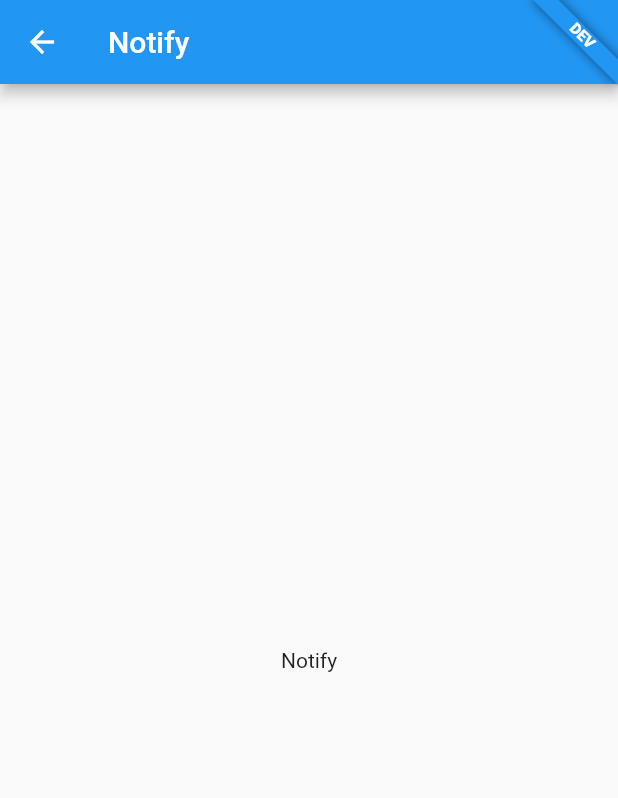
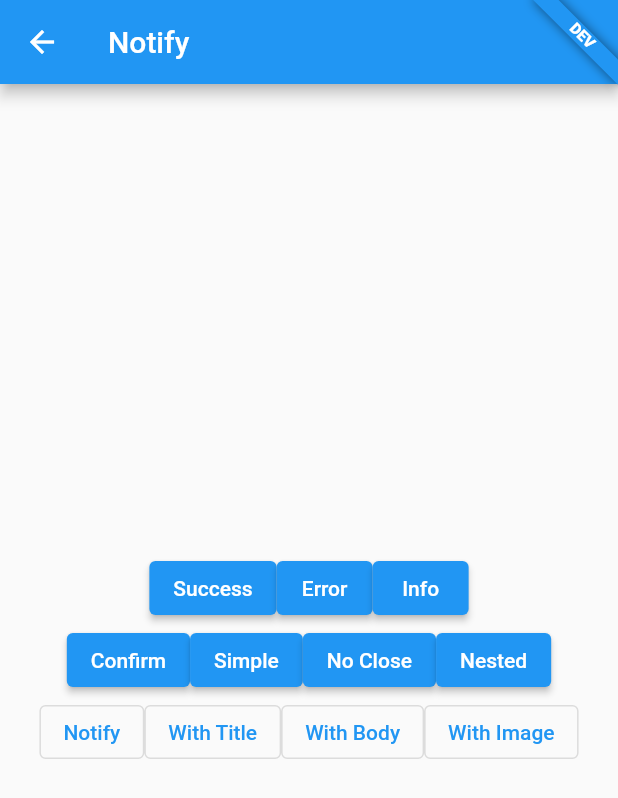
Before and after one commit to banglafighter/flutter_rapid, a Flutter app: the NotifyView screen opened by its route, on a phone screen of 412 x 824 dp. Shown: the top 798 px of the screen. Run offline on Flutter 3.47's test engine with Material 2 defaults, Android fonts, the phone set to English and light mode, and no system bars; our stand-ins replace convex_bottom_bar, flutter_local_notifications, get, get_storage, logger; accounts and stored records are empty.

Commit message:
Added push notification exammple

```diff
--- a/fr_example/lib/config/app_system_config.dart
+++ b/fr_example/lib/config/app_system_config.dart
@@ -1,7 +1,6 @@
 import 'package:flutter_rapid/flutter_rapid.dart';
 import '../example_app_registry.dart';
 import '../page/bottom_nav/bottom_nav_view.dart';
-import '../page/home/home_view.dart';
 import 'app_config.dart';
 
 class AppSystemConfig extends RapidSystemConfig {
@@ -31,4 +30,8 @@ class AppSystemConfig extends RapidSystemConfig {
   initConfig(var env) {
     return Get.put<AppBaseConfig>(env);
   }
+
+  Future<void> onAppStartup() async {
+    await RapidPushNotifyManager.inst.init(androidIcon: "ic_launcher");
+  }
 }
--- a/fr_example/lib/page/notify/notify_view.dart
+++ b/fr_example/lib/page/notify/notify_view.dart
@@ -17,7 +17,107 @@ class NotifyView extends RapidView<NotifyLogic> {
         child: Column(
           mainAxisAlignment: MainAxisAlignment.center,
           children: [
-            Text("Notify"),
+            Row(
+              mainAxisAlignment: MainAxisAlignment.center,
+              children: [
+                FrElevatedButton(
+                  onPressed: () {
+                    RapidNotify.success("Operation Successful");
+                  },
+                  name: "Success".tr,
+                ),
+                FrElevatedButton(
+                  onPressed: () {
+                    RapidNotify.error("Operation Failed");
+                  },
+                  name: "Error".tr,
+                ),
+                FrElevatedButton(
+                  onPressed: () {
+                    RapidNotify.info("Please don't do this in future");
+                  },
+                  name: "Info".tr,
+                ),
+              ],
+            ),
+            Row(
+              mainAxisAlignment: MainAxisAlignment.center,
+              children: [
+                FrElevatedButton(
+                  name: "Confirm",
+                  onPressed: () {
+                    RapidNotify.confirmDialog(
+                      onConfirm: () {
+                        RapidNotify.success("Operation Confirmed");
+                      },
+                    );
+                  },
+                ),
+                FrElevatedButton(
+                  name: "Simple",
+                  onPressed: () {
+                    RapidNotify.dialog(
+                        message: "This is example message for you. You may read this message or close the dialog.");
+                  },
+                ),
+                FrElevatedButton(
+                  name: "No Close",
+                  onPressed: () {
+                    RapidNotify.dialog(
+                      message: "This is example message for you. You may read this message or close the dialog.",
+                      closButton: false,
+                    );
+                  },
+                ),
+                FrElevatedButton(
+                  name: "Nested",
+                  onPressed: () {
+                    RapidNotify.confirmDialog(
+                      message: "Nested 1 Dialog",
+                      onConfirm: () {
+                        RapidNotify.dialog(message: "Nested 2");
+                      },
+                    );
+                  },
+                ),
+              ],
+            ),
+            Row(
+              mainAxisAlignment: MainAxisAlignment.center,
+              children: [
+                FrOutlinedButton(
+                  onPressed: () {
+                    RapidPushNotifyManager.inst.notify(1);
+                  },
+                  name: 'Notify',
+                ),
+                FrOutlinedButton(
+                  onPressed: () {
+                    RapidPushNotifyManager.inst
+                        .notify(2, title: "Notification Title");
+                  },
+                  name: 'With Title',
+                ),
+                FrOutlinedButton(
+                  onPressed: () {
+                    RapidPushNotifyManager.inst.notify(3,
+                        title: "Notification Title", body: "Notification Body");
+                  },
+                  name: 'With Body',
+                ),
+                FrOutlinedButton(
+                  onPressed: () {
+                    RapidPushNotifyManager.inst.notify(
+                      4,
+                      title: "Special Offer",
+                      body: "If you buy more than 3 items, then will get 15% Discount & Free Shipping.",
+                      largeIconUrl: "https://banglafighter.com/static-files/bismillah/internship.jpg",
+                    );
+                  },
+                  name: 'With Image',
+                ),
+              ],
+            )
           ],
         ),
       ),
```
Also changed, not shown: fr_example/pubspec.lock, 2 other files.
